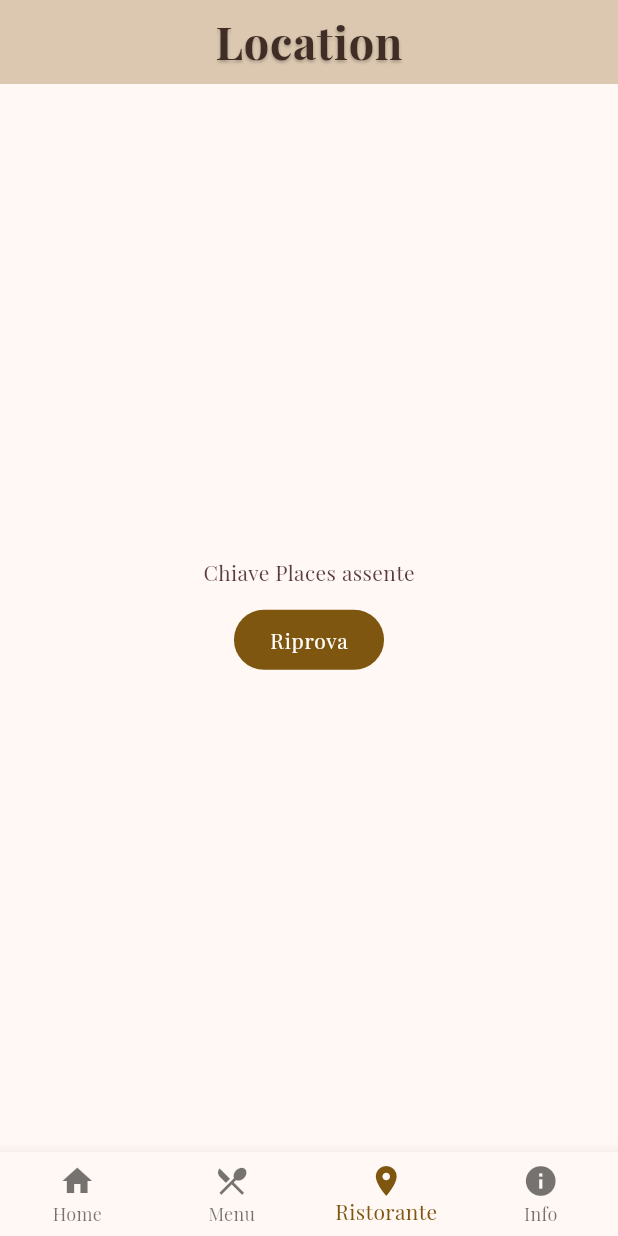
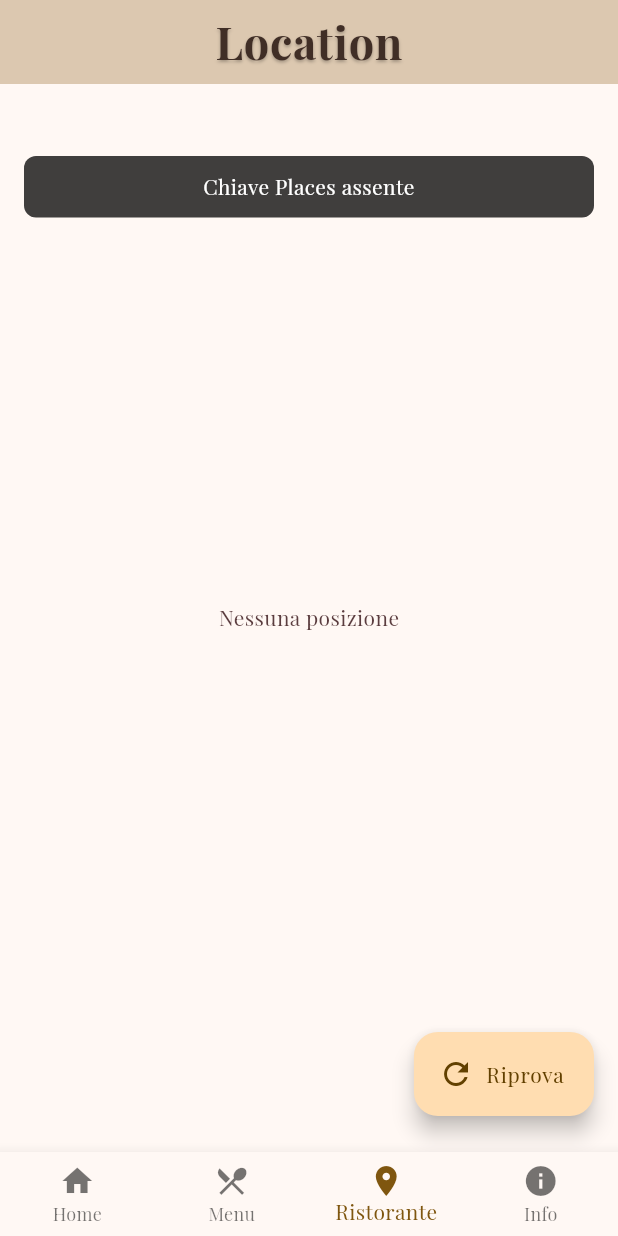
Before and after one commit to AandreaSp/crunchy, a Flutter app: the screen it shows after launch, item 3 of the bottom bar chosen, after a tap on "Riprova", on a phone screen of 412 x 824 dp. Run offline on Flutter 3.47's test engine with Material 3 defaults, Android fonts, the phone set to English and light mode, and no system bars; our stand-ins replace carousel_slider, geolocator, google_maps_flutter, image_picker, permission_handler, shared_preferences; project files that could hold a hidden picture were left out.

Commit message:
Aggiunta persistenza a location e alle news

```diff
--- a/lib/pages/location.dart
+++ b/lib/pages/location.dart
@@ -1,12 +1,15 @@
 import 'dart:async';
 import 'dart:convert';
+
 import 'package:flutter/material.dart';
 import 'package:google_maps_flutter/google_maps_flutter.dart';
 import 'package:geolocator/geolocator.dart';
 import 'package:permission_handler/permission_handler.dart';
 import 'package:http/http.dart' as http;
 import 'package:url_launcher/url_launcher.dart';
+
 import 'package:crunchy/generated/secrets.g.dart';
+import 'package:crunchy/services/location_persistence.dart';
 
 class LocationPage extends StatefulWidget {
   const LocationPage({super.key});
@@ -22,6 +25,11 @@ class _LocationPageState extends State<LocationPage> {
   bool _loading = true;
   String? _error;
 
+  // Persistenza
+  final LocationPersistence _persist = const LocationPersistence();
+  bool _restoredFromCache = false;
+
+  // Config
   static const String _googleApiKey = AppSecrets.placesKey;
   static const int _radiusMeters = 5000;
   static const int _maxResults = 10;
@@ -29,15 +37,41 @@ class _LocationPageState extends State<LocationPage> {
   @override
   void initState() {
     super.initState();
-    _initFlow();
+    _boot();
+  }
+
+  Future<void> _boot() async {
+    await _restoreLastResult();
+    await _initFlow();
+  }
+
+  Future<void> _restoreLastResult() async {
+    try {
+      final (lat, lng) = await _persist.loadLastLatLng();
+      if (lat != null && lng != null) {
+        final savedTarget = LatLng(lat, lng);
+        setState(() {
+          _restoredFromCache = true;
+          _initialCamera = CameraPosition(target: savedTarget, zoom: 13);
+          _markers = {
+            Marker(
+              markerId: const MarkerId('mc'),
+              position: savedTarget,
+              infoWindow: const InfoWindow(title: "McDonald's (ultimo risultato)"),
+            ),
+          };
+          _loading = false;
+          _error = null;
+        });
+      }
+    } catch (_) {
+    }
   }
 
   Future<void> _initFlow() async {
     setState(() {
       _loading = true;
       _error = null;
-      _markers = {};
-      _initialCamera = null;
     });
 
     if (_googleApiKey.isEmpty) {
@@ -53,7 +87,7 @@ class _LocationPageState extends State<LocationPage> {
       if (!hasPermission) {
         setState(() {
           _loading = false;
-          _error = 'Permesso posizione negato';
+          _error = 'Permesso posizione negato o servizi disattivati';
         });
         return;
       }
@@ -85,8 +119,7 @@ class _LocationPageState extends State<LocationPage> {
 
       if (mc == null) {
         setState(() {
-          _initialCamera = CameraPosition(target: user, zoom: 13);
-          _markers = {};
+          _initialCamera ??= CameraPosition(target: user, zoom: 13);
           _loading = false;
           _error = 'Nessun McDonald’s trovato entro ${(_radiusMeters / 1000).toStringAsFixed(1)} km';
         });
@@ -101,10 +134,14 @@ class _LocationPageState extends State<LocationPage> {
         ),
       };
 
+      await _persist.saveLastLatLng(mc.latitude, mc.longitude);
+
       setState(() {
         _markers = markers;
         _initialCamera = CameraPosition(target: mc, zoom: 13);
         _loading = false;
+        _error = null;
+        _restoredFromCache = false; // ora abbiamo un risultato fresco
       });
 
       _controller?.animateCamera(CameraUpdate.newLatLngZoom(mc, 13));
@@ -119,6 +156,7 @@ class _LocationPageState extends State<LocationPage> {
   Future<bool> _ensureLocationPermission() async {
     final service = await Geolocator.isLocationServiceEnabled();
     if (!service) return false;
+
     var perm = await Geolocator.checkPermission();
     if (perm == LocationPermission.denied) {
       perm = await Geolocator.requestPermission();
@@ -175,31 +213,12 @@ class _LocationPageState extends State<LocationPage> {
 
   @override
   Widget build(BuildContext context) {
-    if (_loading) {
-      return const Scaffold(
-        body: Center(child: CircularProgressIndicator()),
-      );
-    }
-    if (_error != null && _initialCamera == null) {
+    final hasMc = _markers.any((m) => m.markerId.value == 'mc');
+
     return Scaffold(
-        body: Center(
-          child: Column(
-            mainAxisSize: MainAxisSize.min,
+      body: Stack(
         children: [
-              Text(_error!),
-              const SizedBox(height: 12),
-              FilledButton(onPressed: _initFlow, child: const Text('Riprova')),
-            ],
-          ),
-        ),
-      );
-    }
-    final hasMc = _markers.any((m) => m.markerId.value == 'mc');
-    return Scaffold(
-      body: _initialCamera == null
-          ? const Center(child: Text('Nessuna posizione'))
-          : Stack(
-              children: [
+          if (_initialCamera != null)
             GoogleMap(
               initialCameraPosition: _initialCamera!,
               myLocationEnabled: false,
@@ -207,7 +226,12 @@ class _LocationPageState extends State<LocationPage> {
               zoomControlsEnabled: false,
               markers: _markers,
               onMapCreated: (c) => _controller = c,
-                ),
+            )
+          else if (_loading)
+            const Center(child: CircularProgressIndicator())
+          else
+            const Center(child: Text('Nessuna posizione')),
+
           if (_error != null)
             Positioned(
               left: 16,
@@ -218,7 +242,7 @@ class _LocationPageState extends State<LocationPage> {
                 child: Container(
                   padding: const EdgeInsets.all(12),
                   decoration: BoxDecoration(
-                          color: Colors.black.withOpacity(0.75),
+                    color: Colors.black.withValues(alpha: 0.75),
                     borderRadius: BorderRadius.circular(8),
                   ),
                   child: Text(
@@ -229,11 +253,43 @@ class _LocationPageState extends State<LocationPage> {
                 ),
               ),
             ),
+
+          if (_loading && _initialCamera != null)
+            const Positioned.fill(
+              child: IgnorePointer(
+                child: Center(child: CircularProgressIndicator()),
+              ),
+            ),
+
+          if (_restoredFromCache && !_loading && hasMc)
+            Positioned(
+              left: 16,
+              right: 16,
+              bottom: 104,
+              child: _InfoPill(
+                text:
+                    'Mostrando ultimo risultato salvato. Tocca “Aggiorna” per ricalcolare da posizione attuale.',
+              ),
+            ),
+
           if (hasMc)
             Positioned(
               right: 16,
               bottom: 24,
+              child: Column(
+                crossAxisAlignment: CrossAxisAlignment.end,
+                children: [
+                  Padding(
+                    padding: const EdgeInsets.only(bottom: 12),
                     child: FloatingActionButton.extended(
+                      heroTag: 'refresh',
+                      icon: const Icon(Icons.refresh),
+                      label: const Text('Aggiorna'),
+                      onPressed: _initFlow,
+                    ),
+                  ),
+                  FloatingActionButton.extended(
+                    heroTag: 'directions',
                     icon: const Icon(Icons.navigation),
                     label: const Text('Indicazioni'),
                     onPressed: () async {
@@ -241,9 +297,44 @@ class _LocationPageState extends State<LocationPage> {
                       await _openDirections(m.position);
                     },
                   ),
+                ],
+              ),
+            ),
+
+          if (!hasMc && !_loading)
+            Positioned(
+              right: 16,
+              bottom: 24,
+              child: FloatingActionButton.extended(
+                icon: const Icon(Icons.refresh),
+                label: const Text('Riprova'),
+                onPressed: _initFlow,
+              ),
             ),
         ],
       ),
     );
   }
 }
+
+class _InfoPill extends StatelessWidget {
+  final String text;
+  const _InfoPill({required this.text});
+
+  @override
+  Widget build(BuildContext context) {
+    return Material(
+      elevation: 4,
+      borderRadius: BorderRadius.circular(12),
+      color: Colors.black.withValues(alpha: 0.75),
+      child: Padding(
+        padding: const EdgeInsets.symmetric(horizontal: 14, vertical: 10),
+        child: Text(
+          text,
+          style: const TextStyle(color: Colors.white),
+          textAlign: TextAlign.center,
+        ),
+      ),
+    );
+  }
+}
--- /dev/null
+++ b/lib/services/local_prefs.dart
@@ -0,0 +1,63 @@
+import 'package:shared_preferences/shared_preferences.dart';
+
+class LocalPrefs {
+  LocalPrefs._();
+  static final LocalPrefs I = LocalPrefs._();
+
+  // Chiavi - v1 per future migrazioni
+  static const String kLastTabIndex    = 'last_tab_index_v1';
+  static const String kLastSearchQuery = 'last_search_query_v1';
+  static const String kLastLat         = 'last_lat_v1';
+  static const String kLastLng         = 'last_lng_v1';
+  static const String kSearchHistory   = 'search_history_v1';
+  static const String kNewsCacheJson   = 'news_cache_json_v1';
+  static const String kNewsCacheTs     = 'news_cache_ts_v1';
+
+  Future<SharedPreferences> get _p async => SharedPreferences.getInstance();
+
+  // String
+  Future<String?> getString(String key) async => (await _p).getString(key);
+  Future<void> setString(String key, String? value) async {
+    final p = await _p;
+    if (value == null) {
+      await p.remove(key);
+    } else {
+      await p.setString(key, value);
+    }
+  }
+
+  // Int
+  Future<int?> getInt(String key) async => (await _p).getInt(key);
+  Future<void> setInt(String key, int? value) async {
+    final p = await _p;
+    if (value == null) {
+      await p.remove(key);
+    } else {
+      await p.setInt(key, value);
+    }
+  }
+
+  // Double
+  Future<double?> getDouble(String key) async => (await _p).getDouble(key);
+  Future<void> setDouble(String key, double? value) async {
+    final p = await _p;
+    if (value == null) {
+      await p.remove(key);
+    } else {
+      await p.setDouble(key, value);
+    }
+  }
+
+  // Liste
+  Future<List<String>> getStringList(String key) async =>
+      (await _p).getStringList(key) ?? <String>[];
+
+  Future<void> setStringList(String key, List<String>? value) async {
+    final p = await _p;
+    if (value == null) {
+      await p.remove(key);
+    } else {
+      await p.setStringList(key, value);
+    }
+  }
+}
--- /dev/null
+++ b/lib/services/location_persistence.dart
@@ -0,0 +1,33 @@
+import 'package:crunchy/services/local_prefs.dart';
+
+class LocationPersistence {
+  const LocationPersistence();
+
+  Future<String> loadLastQuery() async =>
+      await LocalPrefs.I.getString(LocalPrefs.kLastSearchQuery) ?? '';
+
+  Future<void> saveLastQuery(String query) async =>
+      LocalPrefs.I.setString(LocalPrefs.kLastSearchQuery, query);
+
+  Future<List<String>> loadHistory() async =>
+      await LocalPrefs.I.getStringList(LocalPrefs.kSearchHistory);
+
+  Future<List<String>> pushHistory(String query) async {
+    final current = await loadHistory();
+    final next = <String>[query, ...current.where((e) => e != query)];
+    if (next.length > 5) next.removeRange(5, next.length);
+    await LocalPrefs.I.setStringList(LocalPrefs.kSearchHistory, next);
+    return next;
+  }
+
+  Future<(double? lat, double? lng)> loadLastLatLng() async {
+    final lat = await LocalPrefs.I.getDouble(LocalPrefs.kLastLat);
+    final lng = await LocalPrefs.I.getDouble(LocalPrefs.kLastLng);
+    return (lat, lng);
+  }
+
+  Future<void> saveLastLatLng(double lat, double lng) async {
+    await LocalPrefs.I.setDouble(LocalPrefs.kLastLat, lat);
+    await LocalPrefs.I.setDouble(LocalPrefs.kLastLng, lng);
+  }
+}
--- /dev/null
+++ b/lib/services/news_cache.dart
@@ -0,0 +1,41 @@
+import 'dart:convert';
+import 'package:crunchy/services/local_prefs.dart';
+
+abstract class CacheJson {
+  Map<String, dynamic> toCacheJson();
+}
+
+class NewsCache {
+  const NewsCache();
+
+  Future<List<Map<String, dynamic>>> tryLoadRaw() async {
+    final jsonStr = await LocalPrefs.I.getString(LocalPrefs.kNewsCacheJson);
+    if (jsonStr == null || jsonStr.isEmpty) return [];
+    try {
+      final List data = json.decode(jsonStr) as List;
+      return data.cast<Map<String, dynamic>>();
+    } catch (_) {
+      return [];
+    }
+  }
+
+  Future<void> saveRaw(List<Map<String, dynamic>> items) async {
+    try {
+      await LocalPrefs.I.setString(
+        LocalPrefs.kNewsCacheJson,
+        json.encode(items),
+      );
+      await LocalPrefs.I.setInt(
+        LocalPrefs.kNewsCacheTs,
+        DateTime.now().millisecondsSinceEpoch,
+      );
+    } catch (_) {
+      // ignore
+    }
+  }
+
+  Future<int?> lastUpdatedTs() => LocalPrefs.I.getInt(LocalPrefs.kNewsCacheTs);
+
+  Future<void> saveModels(List<CacheJson> items) =>
+      saveRaw(items.map((e) => e.toCacheJson()).toList());
+}
--- a/lib/services/news_service.dart
+++ b/lib/services/news_service.dart
@@ -1,6 +1,7 @@
 import 'dart:convert';
 import 'package:http/http.dart' as http;
 import 'package:crunchy/generated/secrets.g.dart';
+import 'package:crunchy/services/news_cache.dart';
 
 class NewsService {
   static const _apiKey = AppSecrets.newsKey;
@@ -10,16 +11,53 @@ class NewsService {
       '&language=it'
       '&apiKey=$_apiKey';
 
-  Future<List<Map<String, dynamic>>> fetchNews() async {
+  // Cache riutilizzabile
+  static const NewsCache _cache = NewsCache();
+
+  Future<List<Map<String, dynamic>>> fetchNews({bool allowCache = true}) async {
+    // 1) Cache-first
+    if (allowCache) {
+      final raw = await _cache.tryLoadRaw();
+      if (raw.isNotEmpty) return raw;
+    }
+
+    // 2) Rete
+    if (_apiKey.isEmpty) {
+      throw Exception('Chiave NewsAPI assente');
+    }
+
+    final uri = Uri.parse(_endpoint);
+    final res = await http.get(uri).timeout(const Duration(seconds: 8));
+
+    if (res.statusCode != 200) {
+      throw Exception('Status ${res.statusCode}');
+    }
+
+    final data = jsonDecode(res.body) as Map<String, dynamic>;
+    final list = (data['articles'] as List? ?? const <dynamic>[])
+        .whereType<Map>()
+        .map((m) => m.cast<String, dynamic>())
+        .toList(growable: false);
+
+    final reduced = list.map<Map<String, dynamic>>((a) {
+      final src = (a['source'] is Map) ? (a['source'] as Map).cast<String, dynamic>() : const <String, dynamic>{};
+      final urlToImage = a['urlToImage'];
+      return {
+        'title': a['title'],
+        'url': a['url'],
+        'publishedAt': a['publishedAt'],
+        'urlToImage': (urlToImage is String && urlToImage.isNotEmpty) ? urlToImage : null,
+        'source': {'name': src['name']},
+      };
+    }).toList(growable: false);
+
+    // 3) Aggiorna cache (best-effort)
     try {
-      final res = await http.get(Uri.parse(_endpoint));
-      if (res.statusCode == 200) {
-        final data = jsonDecode(res.body) as Map<String, dynamic>;
-        return (data['articles'] as List).cast<Map<String, dynamic>>();
-      }
-      throw Exception('Status ${res.statusCode}');
-    } catch (e) {
-      rethrow;
+      await _cache.saveRaw(reduced);
+    } catch (_) {
+      // ignora errori di cache
     }
+
+    return reduced;
   }
 }
```
Also changed, not shown: 1 other file. Lines whose indentation alone changed are shown as unchanged.
